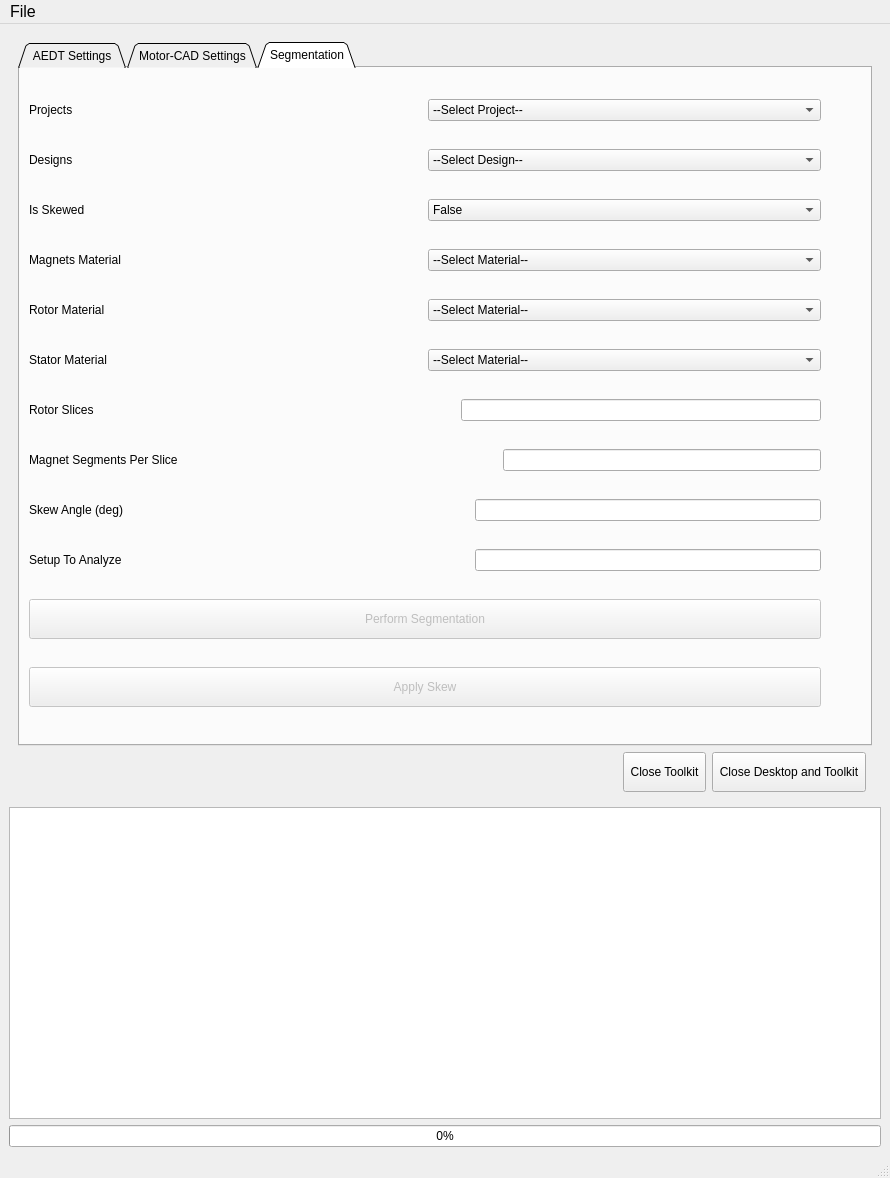
Qt form src/ansys/aedt/toolkits/motor/ui/common/toolkit.ui (ansys/magnet-segmentation-toolkit) before a commit.
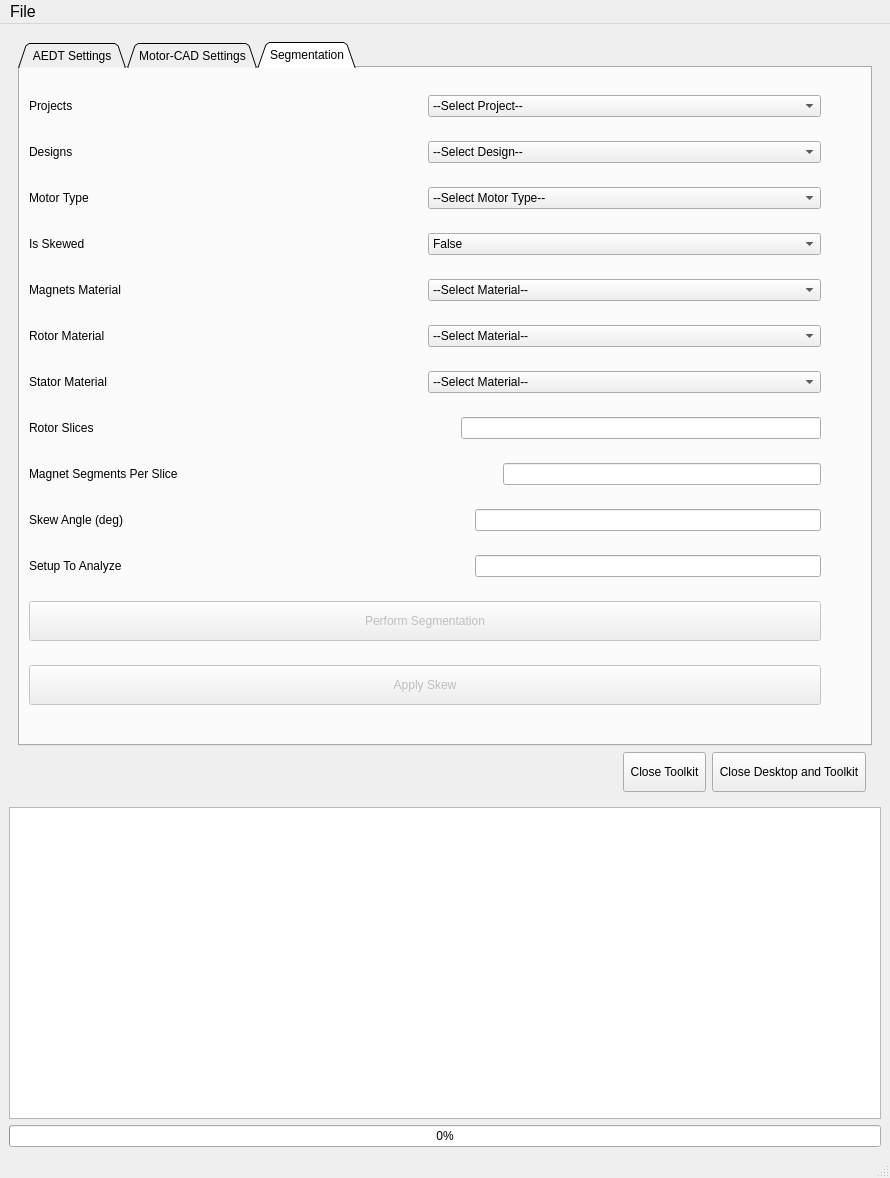
The same form after that commit. The open tabs and pages were chosen to show the change.

What changed in the file:
```diff
--- a/src/ansys/aedt/toolkits/motor/ui/common/toolkit.ui
+++ b/src/ansys/aedt/toolkits/motor/ui/common/toolkit.ui
@@ -990,6 +990,29 @@
                </item>
               </layout>
              </item>
+			 <item>
+              <layout class="QHBoxLayout" name="horizontalLayout_66">
+               <item>
+                <widget class="QLabel" name="motor_type">
+                 <property name="text">
+                  <string>Motor Type</string>
+                 </property>
+                </widget>
+               </item>
+               <item>
+                <widget class="QComboBox" name="motor_type_combo">
+                 <property name="currentText">
+                  <string>--Select Motor Type--</string>
+                 </property>
+                 <item>
+                  <property name="text">
+                   <string>--Select Motor Type--</string>
+                  </property>
+                 </item>
+                </widget>
+               </item>
+              </layout>
+             </item>
              <item>
               <layout class="QHBoxLayout" name="horizontalLayout_4">
                <item>
```
